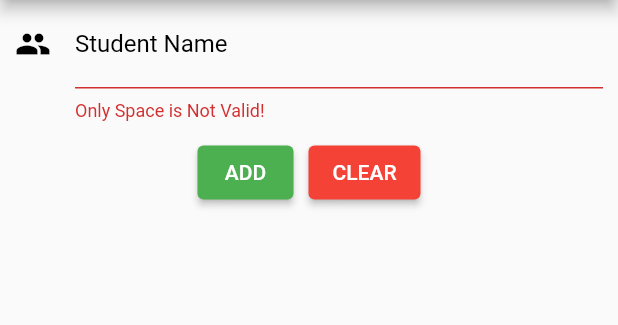
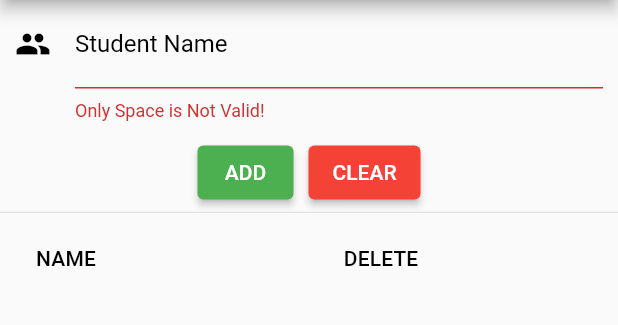
Before and after one commit to kboomska/data-storage, a Flutter app: the screen it shows after launch, after a tap on "ADD", on a phone screen of 412 x 824 dp, the part 84-409 px from its top. Run offline on Flutter 3.47's test engine with Material 2 defaults, Android fonts, the phone set to English and light mode, and no system bars; our stand-ins replace sqflite; accounts and stored records are empty.

Commit message:
Implementing DBProvider to StudentPage

```diff
--- a/sql_example/lib/main.dart
+++ b/sql_example/lib/main.dart
@@ -1,4 +1,7 @@
 import 'package:flutter/material.dart';
+import 'package:sql_example/db/database.dart';
+
+import 'package:sql_example/model/student.dart';
 
 void main() {
   runApp(const MyApp());
@@ -26,6 +29,23 @@ class StudentPage extends StatefulWidget {
 class _StudentPageState extends State<StudentPage> {
   final GlobalKey<FormState> _formStateKey = GlobalKey<FormState>();
   final _studentNameController = TextEditingController();
+
+  Future<List<Student>>? _studentList;
+  String _studentName = '';
+  bool isUpdate = false;
+  int studentIdForUpdate = 0;
+
+  @override
+  void initState() {
+    super.initState();
+    updateStudentList();
+  }
+
+  void updateStudentList() {
+    setState(() {
+      _studentList = DBProvider.db.getStudents();
+    });
+  }
 
   @override
   Widget build(BuildContext context) {
@@ -58,7 +78,9 @@ class _StudentPageState extends State<StudentPage> {
                       }
                       return null;
                     },
-                    onSaved: (newValue) {},
+                    onSaved: (newValue) {
+                      _studentName = newValue ?? '';
+                    },
                     controller: _studentNameController,
                     decoration: const InputDecoration(
                       focusedBorder: UnderlineInputBorder(
@@ -87,28 +109,132 @@ class _StudentPageState extends State<StudentPage> {
             mainAxisAlignment: MainAxisAlignment.center,
             children: [
               ElevatedButton(
-                onPressed: () {},
+                onPressed: () {
+                  if (isUpdate) {
+                    if (_formStateKey.currentState!.validate()) {
+                      _formStateKey.currentState!.save();
+                      DBProvider.db
+                          .updateStudent(
+                        Student(id: studentIdForUpdate, name: _studentName),
+                      )
+                          .then((value) {
+                        setState(() {
+                          isUpdate = false;
+                        });
+                      });
+                    }
+                  } else {
+                    if (_formStateKey.currentState!.validate()) {
+                      _formStateKey.currentState!.save();
+                      DBProvider.db
+                          .insertStudent(Student(id: null, name: _studentName));
+                    }
+                  }
+                  _studentNameController.text = '';
+                  updateStudentList();
+                },
                 style: const ButtonStyle(
                   backgroundColor: MaterialStatePropertyAll(Colors.green),
                   foregroundColor: MaterialStatePropertyAll(Colors.white),
                 ),
-                child: const Text('ADD'),
+                child: Text(
+                  (isUpdate ? 'UPDATE' : 'ADD'),
+                ),
               ),
               const SizedBox(
                 width: 10,
               ),
               ElevatedButton(
-                onPressed: () {},
+                onPressed: () {
+                  _studentNameController.text = '';
+                  setState(() {
+                    isUpdate = false;
+                    studentIdForUpdate = 0;
+                  });
+                },
                 style: const ButtonStyle(
                   backgroundColor: MaterialStatePropertyAll(Colors.red),
                   foregroundColor: MaterialStatePropertyAll(Colors.white),
                 ),
-                child: const Text('CLEAR'),
+                child: Text(
+                  (isUpdate ? 'CANCEL UPDATE' : 'CLEAR'),
+                ),
               ),
             ],
           ),
+          const Divider(
+            height: 5.0,
+          ),
+          Expanded(
+              child: FutureBuilder(
+            future: _studentList,
+            builder: (context, snapshot) {
+              if (snapshot.hasData) {
+                return generateList(snapshot.data!);
+              }
+              if (snapshot.data == null || snapshot.data!.isEmpty) {
+                return const Text('No Data Found');
+              }
+              return const Center(
+                child: CircularProgressIndicator(),
+              );
+            },
+          )),
         ],
       ),
     );
   }
+
+  SingleChildScrollView generateList(List<Student> students) {
+    return SingleChildScrollView(
+      scrollDirection: Axis.vertical,
+      child: SizedBox(
+        width: MediaQuery.of(context).size.width,
+        child: DataTable(
+          columns: const [
+            DataColumn(
+              label: Text('NAME'),
+            ),
+            DataColumn(
+              label: Text('DELETE'),
+            ),
+          ],
+          rows: students
+              .map(
+                (student) => DataRow(
+                  cells: [
+                    DataCell(
+                      Text(student.name),
+                      onTap: () {
+                        setState(() {
+                          isUpdate = true;
+                          studentIdForUpdate = student.id!;
+                        });
+                        _studentNameController.text = student.name;
+                      },
+                    ),
+                    DataCell(
+                      IconButton(
+                        icon: const Icon(Icons.delete),
+                        onPressed: () {
+                          DBProvider.db.deleteStudent(student.id!);
+                          updateStudentList();
+                        },
+                      ),
+                      onTap: () {
+                        setState(() {
+                          isUpdate = true;
+                          studentIdForUpdate = student.id!;
+                        });
+                        _studentNameController.text = student.name;
+                      },
+                    ),
+                  ],
+                ),
+              )
+              .toList(),
+        ),
+      ),
+    );
+  }
 }
--- a/sql_example/lib/model/student.dart
+++ b/sql_example/lib/model/student.dart
@@ -1,5 +1,5 @@
 class Student {
-  int id;
+  int? id;
   String name;
 
   Student({
```
